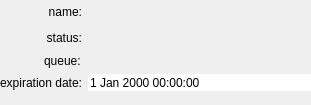
Above: python/soma/workflow/gui/wf_status_name_date.ui from populse/soma-workflow before the change. Below: the same form after it.
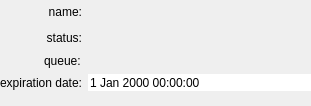
That is the form after the change.

```diff
--- a/python/soma/workflow/gui/wf_status_name_date.ui
+++ b/python/soma/workflow/gui/wf_status_name_date.ui
@@ -7,7 +7,7 @@
     <x>0</x>
     <y>0</y>
     <width>311</width>
-    <height>105</height>
+    <height>106</height>
    </rect>
   </property>
   <property name="windowTitle">
```
Left out of the diff: 4 changed lines with no effect on the pictures.
